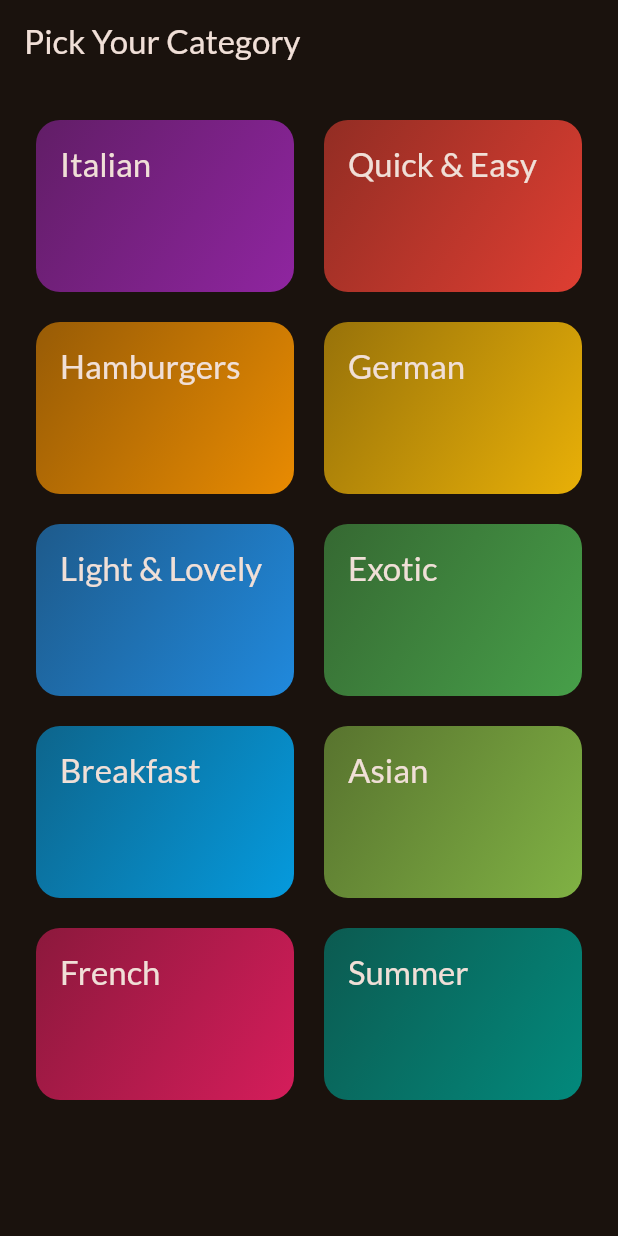
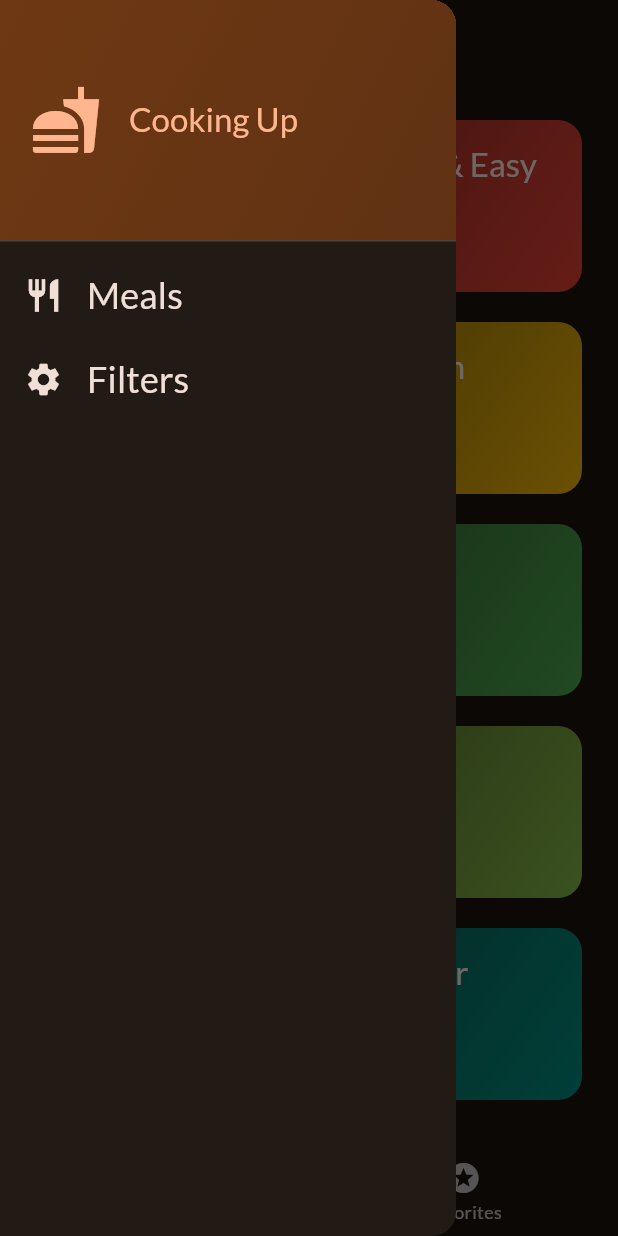
Before and after one commit to jz709u/flutter-meals-app, a Flutter app: the screen it shows after launch, with the side drawer open (before the commit the screen has no drawer), on a phone screen of 412 x 824 dp. Run offline on Flutter 3.47's test engine with Material 3 defaults, Android fonts, the phone set to English and light mode, and no system bars; our stand-ins replace google_fonts, transparent_image.

Commit message:
Favorite Feature

```diff
--- a/lib/main.dart
+++ b/lib/main.dart
@@ -4,6 +4,7 @@ import 'package:google_fonts/google_fonts.dart';
 import 'package:meals/data/dummy_data.dart';
 import 'package:meals/screens/categories_screen.dart';
 import 'package:meals/screens/meals_screen.dart';
+import 'package:meals/screens/tabs_screen.dart';
 
 final theme = ThemeData(
   useMaterial3: true,
@@ -25,7 +26,7 @@ class App extends StatelessWidget {
   Widget build(BuildContext context) {
     return MaterialApp(
       theme: theme,
-      home: CategoriesScreen(), //CategoriesScreen()// todo
+      home: TabsScreen(),
     );
   }
 }
--- a/lib/screens/categories_screen.dart
+++ b/lib/screens/categories_screen.dart
@@ -1,25 +1,30 @@
 import 'package:flutter/material.dart';
 import 'package:meals/data/dummy_data.dart';
+import 'package:meals/models/meal.dart';
 import 'package:meals/screens/meals_screen.dart';
 import 'package:meals/widgets/category_grid_item.dart';
 import 'package:meals/models/category.dart';
 
 class CategoriesScreen extends StatelessWidget {
-  const CategoriesScreen({super.key});
+  const CategoriesScreen({super.key, required this.onToggleFavorite});
+  final void Function(Meal meal) onToggleFavorite;
 
   void _selectCategory(BuildContext context, Category category) {
     Navigator.of(context).push(MaterialPageRoute(builder: (ctx) {
-      final meals = dummyMeals.where((meal) => meal.categories.contains(category.id)).toList();
-      return MealsScreen(title: category.title, meals: meals);
+      final meals = dummyMeals
+          .where((meal) => meal.categories.contains(category.id))
+          .toList();
+      return MealsScreen(
+        title: category.title,
+        meals: meals,
+        onToggleFavorite: onToggleFavorite,
+      );
     }));
   }
+
   @override
   Widget build(BuildContext context) {
-    return Scaffold(
-        appBar: AppBar(
-          title: Text("Pick Your Category"),
-        ),
-        body: GridView(
+    return GridView(
       padding: EdgeInsets.all(24),
       gridDelegate: SliverGridDelegateWithFixedCrossAxisCount(
         crossAxisCount: 2,
@@ -29,10 +34,13 @@ class CategoriesScreen extends StatelessWidget {
       ),
       children: [
         for (final category in availableCategories)
-              CategoryGridItem(category, onTap: () {
+          CategoryGridItem(
+            category,
+            onTap: () {
               _selectCategory(context, category);
-              },)
+            },
+          )
       ],
-        ));
+    );
   }
 }
--- a/lib/screens/meals_detail_screen.dart
+++ b/lib/screens/meals_detail_screen.dart
@@ -3,8 +3,9 @@ import 'package:meals/models/meal.dart';
 import 'package:meals/widgets/meal_header_item.dart';
 
 class MealsDetailScreen extends StatelessWidget {
-  const MealsDetailScreen({super.key, required this.meal});
+  const MealsDetailScreen({super.key, required this.meal, required this.onToggleFavorite});
   final Meal meal;
+  final void Function(Meal meal) onToggleFavorite;
   @override
   Widget build(BuildContext context) {
     return Scaffold(
@@ -14,6 +15,9 @@ class MealsDetailScreen extends StatelessWidget {
           style: TextStyle(color: Colors.white, fontWeight: FontWeight.bold),
         ),
         forceMaterialTransparency: true,
+        actions: [
+          IconButton(onPressed: () { onToggleFavorite(meal); }, icon: Icon(Icons.star))
+        ],
       ),
       extendBodyBehindAppBar: true,
       body: ListView(
--- /dev/null
+++ b/lib/screens/tabs_screen.dart
@@ -0,0 +1,86 @@
+import 'package:flutter/material.dart';
+import 'package:meals/models/meal.dart';
+import 'package:meals/screens/categories_screen.dart';
+import 'package:meals/screens/meals_screen.dart';
+import 'package:meals/widgets/drawer_item.dart';
+
+class TabsScreen extends StatefulWidget {
+  @override
+  State<TabsScreen> createState() {
+    return _TabsScreenState();
+  }
+}
+
+class _TabsScreenState extends State<TabsScreen> {
+  int _selectedPageIndex = 0;
+  final List<Meal> _favoriteMeals = [];
+
+  void _toggleMealFavoriteStatus(Meal meal) {
+    setState(() {
+      if (!_favoriteMeals.contains(meal)) {
+        _favoriteMeals.add(meal);
+        _showInfoMessage('Favorited meal ${meal.title}');
+      } else {
+        _favoriteMeals.remove(meal);
+        _showInfoMessage('Removed Favorite Meal ${meal.title}');
+      }
+    });
+  }
+
+  void _showInfoMessage(String message) {
+    ScaffoldMessenger.of(context).clearSnackBars();
+    ScaffoldMessenger.of(context).showSnackBar(
+      SnackBar(
+        content: Text(message),
+      ),
+    );
+  }
+
+  void _selectPage(int index) {
+    setState(() {
+      _selectedPageIndex = index;
+    });
+  }
+
+  void _selectScreen(Screens identifier) {
+    switch (identifier) {
+      case Screens.filter:
+
+      case Screens.meal:
+      Navigator.of(context).pop();
+    }
+  }
+
+  @override
+  Widget build(BuildContext context) {
+    Widget activePage = _selectedPageIndex == 0
+        ? CategoriesScreen(
+            onToggleFavorite: _toggleMealFavoriteStatus,
+          )
+        : MealsScreen(
+            title: null,
+            meals: _favoriteMeals,
+            onToggleFavorite: _toggleMealFavoriteStatus,
+          );
+    String activePageTitle =
+        _selectedPageIndex == 0 ? 'Categories' : 'Favorites';
+    return Scaffold(
+      appBar: AppBar(title: Text(activePageTitle)),
+      drawer: DrawerItem(
+        onSelectScreen: _selectScreen,
+      ),
+      bottomNavigationBar: BottomNavigationBar(
+        onTap: (index) {
+          _selectPage(index);
+        },
+        currentIndex: _selectedPageIndex,
+        items: const [
+          BottomNavigationBarItem(
+              icon: Icon(Icons.set_meal), label: 'Categories'),
+          BottomNavigationBarItem(icon: Icon(Icons.stars), label: 'Favorites'),
+        ],
+      ),
+      body: activePage,
+    );
+  }
+}
--- /dev/null
+++ b/lib/widgets/drawer_item.dart
@@ -0,0 +1,80 @@
+import 'package:flutter/material.dart';
+
+class DrawerItem extends StatelessWidget {
+  const DrawerItem({super.key, required this.onSelectScreen});
+
+  final void Function(Screens identifier) onSelectScreen;
+
+  @override
+  Widget build(BuildContext context) {
+    return Drawer(
+        child: Column(
+      children: [
+        DrawerHeader(
+          padding: const EdgeInsets.all(20),
+          decoration: BoxDecoration(
+            gradient: LinearGradient(
+              colors: [
+                Theme.of(context).colorScheme.primaryContainer,
+                Theme.of(context).colorScheme.primaryContainer.withOpacity(0.8),
+              ],
+              begin: Alignment.topLeft,
+              end: Alignment.bottomRight,
+            ),
+          ),
+          child: Row(
+            children: [
+              Icon(
+                Icons.fastfood,
+                size: 48,
+                color: Theme.of(context).colorScheme.primary,
+              ),
+              const SizedBox(
+                width: 18,
+              ),
+              Text(
+                'Cooking Up',
+                style: Theme.of(context)
+                    .textTheme
+                    .titleLarge!
+                    .copyWith(color: Theme.of(context).colorScheme.primary),
+              )
+            ],
+          ),
+        ),
+        ListTile(
+          onTap: () { onSelectScreen(Screens.meal); },
+          leading: Icon(
+            Icons.restaurant,
+            size: 26,
+            color: Theme.of(context).colorScheme.onSurface,
+          ),
+          title: Text('Meals',
+              style: Theme.of(context).textTheme.titleSmall!.copyWith(
+                    color: Theme.of(context).colorScheme.onSurface,
+                    fontSize: 24,
+                  )),
+        ),
+        ListTile(
+          onTap: () { onSelectScreen(Screens.filter); },
+          leading: Icon(
+            Icons.settings,
+            size: 26,
+            color: Theme.of(context).colorScheme.onSurface,
+          ),
+          title: Text('Filters',
+              style: Theme.of(context).textTheme.titleSmall!.copyWith(
+                    color: Theme.of(context).colorScheme.onSurface,
+                    fontSize: 24,
+                  )),
+        ),
+      ],
+    ));
+  }
+}
+
+
+enum Screens {
+  meal,
+  filter
+}
```
Also changed, not shown: lib/screens/favorites_screen.dart (added, +12 -0 lines), lib/screens/filters_screen.dart (added, +15 -0 lines), lib/screens/meals_screen.dart (+21 -8 lines). Lines whose indentation alone changed are shown as unchanged.
